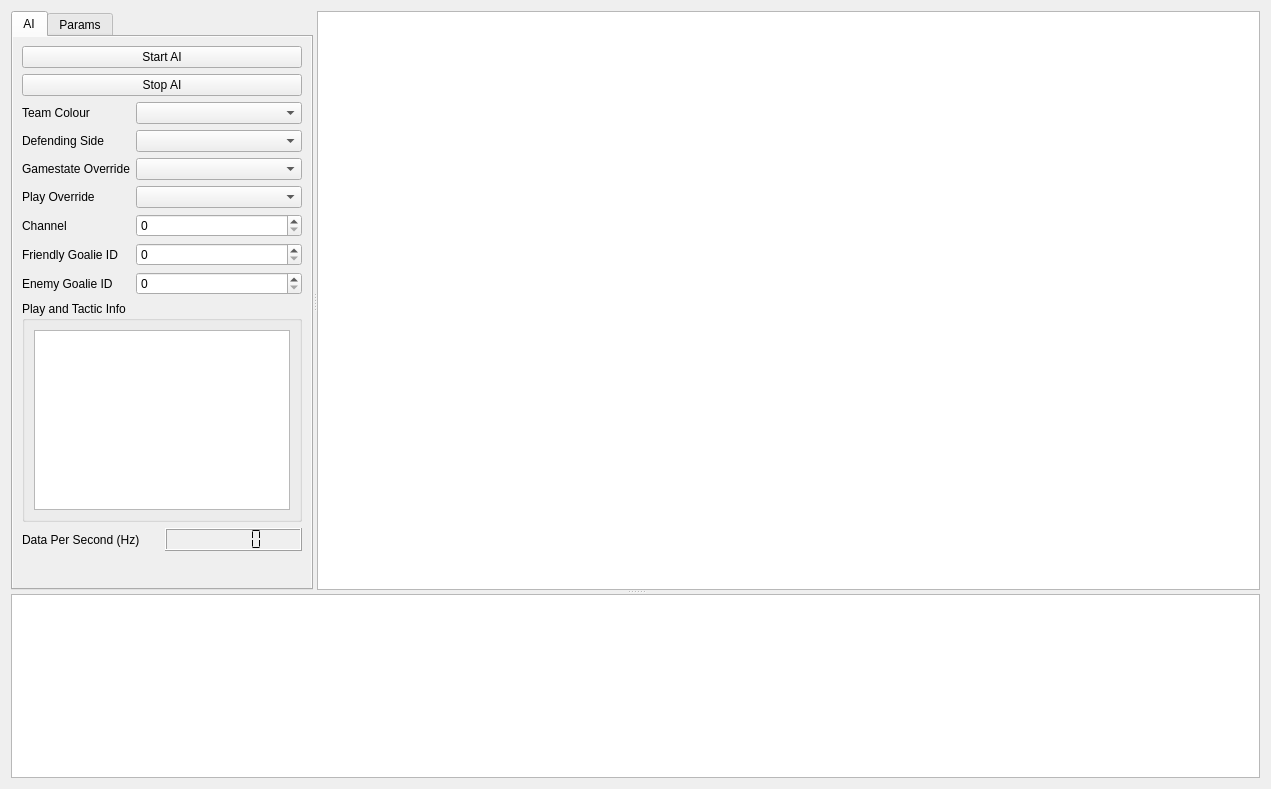
Before: the Qt Designer form src/software/gui/full_system/ui/main_widget.ui in UBC-Thunderbots/Software, drawn with Qt 5.
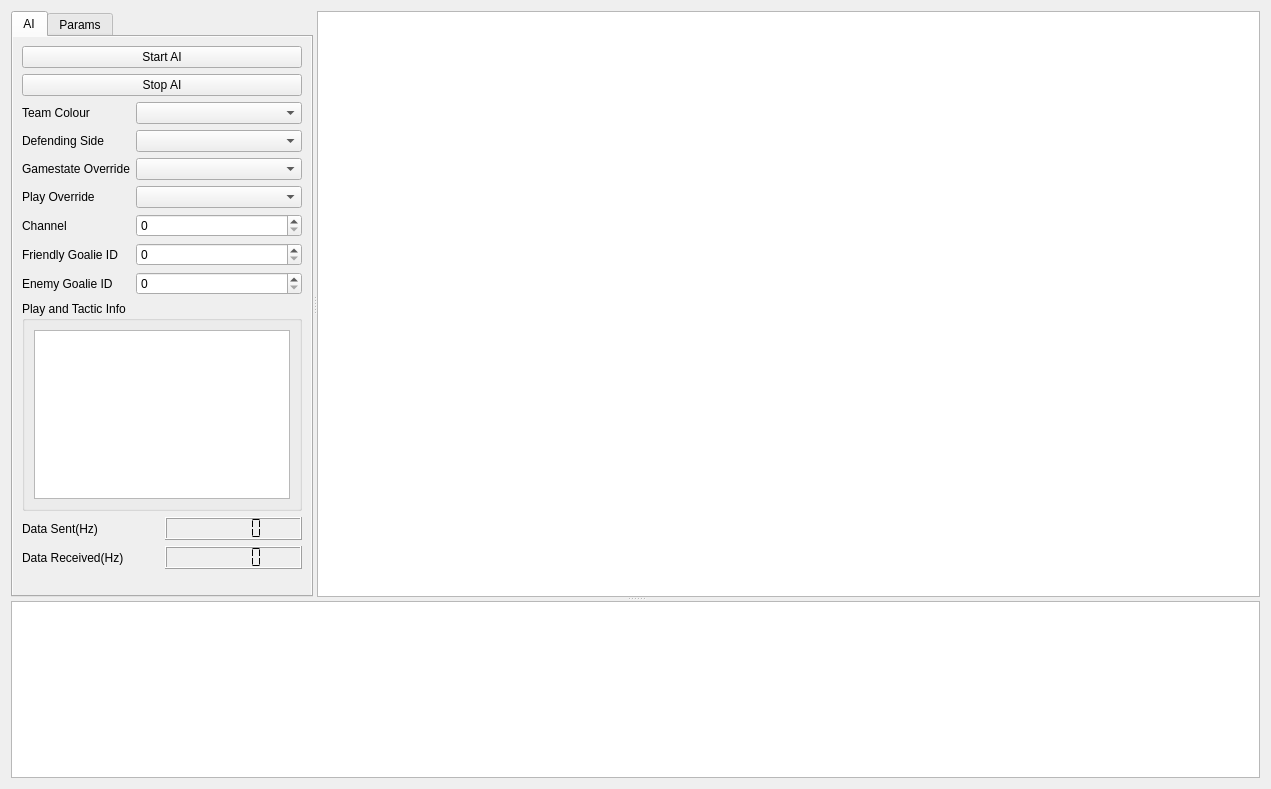
After: the same form once the commit is applied. Custom widgets are drawn as their Qt base class.

Commit message: add data sent counter

Patch:
```diff
--- a/src/software/gui/full_system/ui/main_widget.ui
+++ b/src/software/gui/full_system/ui/main_widget.ui
@@ -192,16 +192,33 @@
           </widget>
          </item>
          <item>
-          <layout class="QHBoxLayout" name="data_per_second_layout">
-           <item>
-            <widget class="QLabel" name="data_per_second_hz_label">
+          <layout class="QGridLayout" name="gridLayout">
+           <item row="2" column="2">
+            <widget class="QLabel" name="data_received_label">
              <property name="text">
-              <string>Data Per Second (Hz)</string>
+              <string>Data Received(Hz)</string>
              </property>
             </widget>
            </item>
-           <item>
-            <widget class="QLCDNumber" name="data_per_second_lcd">
+           <item row="2" column="3">
+            <widget class="QLCDNumber" name="data_received_lcd">
+             <property name="smallDecimalPoint">
+              <bool>true</bool>
+             </property>
+             <property name="segmentStyle">
+              <enum>QLCDNumber::Flat</enum>
+             </property>
+            </widget>
+           </item>
+           <item row="1" column="2">
+            <widget class="QLabel" name="data_sent_label">
+             <property name="text">
+              <string>Data Sent(Hz)</string>
+             </property>
+            </widget>
+           </item>
+           <item row="1" column="3">
+            <widget class="QLCDNumber" name="data_sent_lcd">
              <property name="smallDecimalPoint">
               <bool>true</bool>
              </property>
```
The commit also changes 8 other files.
